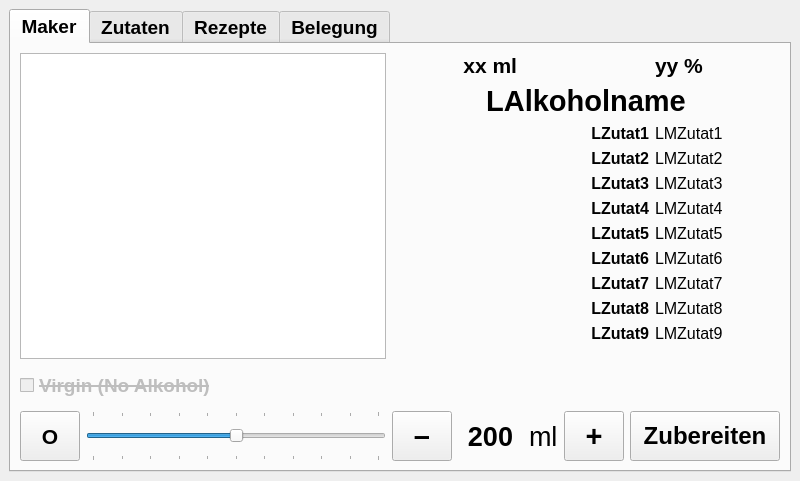
AndreWohnsland/CocktailBerry, file src/ui_elements/cocktailmanager.ui: the form before one commit.
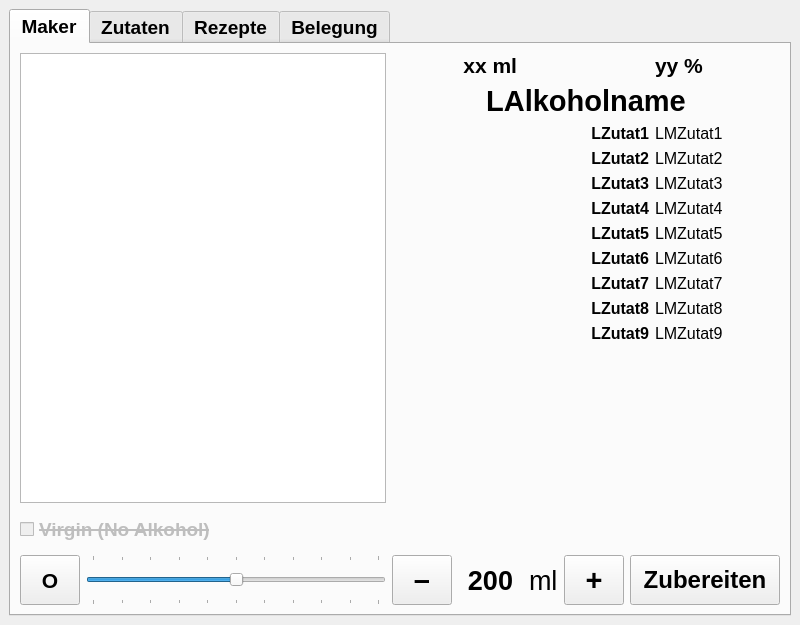
The form after the commit. Custom widgets are drawn as their Qt base class.

Commit message: Renamed tabs

```diff
--- a/src/ui_elements/cocktailmanager.ui
+++ b/src/ui_elements/cocktailmanager.ui
@@ -7,7 +7,7 @@
     <x>0</x>
     <y>0</y>
     <width>800</width>
-    <height>481</height>
+    <height>625</height>
    </rect>
   </property>
   <property name="sizePolicy">
```
Left out of the diff: 8 changed lines with no effect on the pictures. The commit also changes 1 other file.
